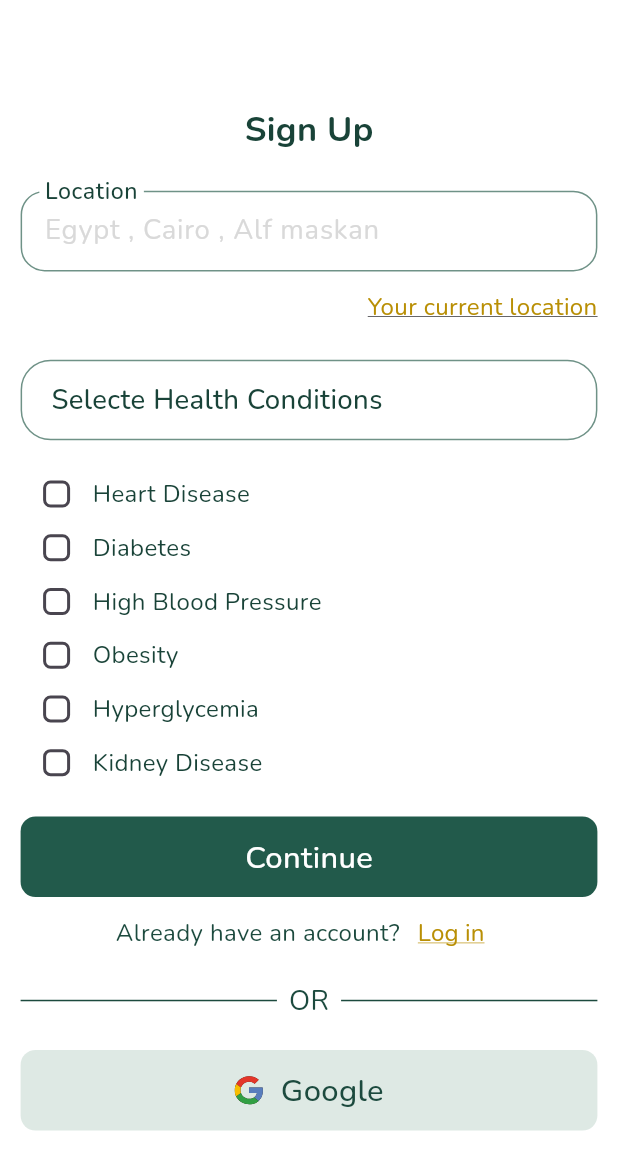
After one commit to Mariamibrahim88/GraceCycle, a Flutter app: the SignupContinueView screen opened by its route, on a phone screen of 412 x 824 dp. The commit adds this screen. Shown: the top 1170 px of the screen. Run offline on Flutter 3.47's test engine with Material 3 defaults, Android fonts, the phone set to English and light mode, and no system bars; our stand-ins replace bloc, flutter_bloc, flutter_screenutil, flutter_svg, google_fonts.

Commit message:
continue signup pages

```diff
--- a/lib/core/routes/app_routes.dart
+++ b/lib/core/routes/app_routes.dart
@@ -1,10 +1,11 @@
 import 'package:flutter/material.dart';
+import 'package:grace_cycle/features/Authentication/presentation/views/signup_continue_view.dart';
 import 'package:grace_cycle/features/Authentication/presentation/views/signup_view.dart';
 
 class Routes {
   static const String initialRoute = '/';
 
-  ///static const String login = '/signup';
+  static const String continueSignup = '/signupContinue';
   // static const String changLan = '/changLan';
 }
 
@@ -13,8 +14,8 @@ class AppRoutes {
     switch (settings.name) {
       case Routes.initialRoute:
         return MaterialPageRoute(builder: (_) => const SignupView());
-      // case Routes.login:
-      //   return MaterialPageRoute(builder: (_) => const LoginView());
+      case Routes.continueSignup:
+        return MaterialPageRoute(builder: (_) => const SignupContinueView());
       // case Routes.changLan:
       //   return MaterialPageRoute(builder: (_) => const ChangeLangScreen());
       default:
--- /dev/null
+++ b/lib/core/utils/app_navigate.dart
@@ -0,0 +1,11 @@
+import 'package:flutter/material.dart';
+
+void navigate(
+    {required BuildContext context, required String route, dynamic arg}) {
+  Navigator.pushNamed(context, route, arguments: arg);
+}
+
+void navigateReplacement(
+    {required BuildContext context, required String route, dynamic arg}) {
+  Navigator.pushReplacementNamed(context, route, arguments: arg);
+}
--- /dev/null
+++ b/lib/features/Authentication/presentation/manager/cubit/checkbox_cubit.dart
@@ -0,0 +1,16 @@
+import 'package:bloc/bloc.dart';
+import 'package:meta/meta.dart';
+
+part 'checkbox_state.dart';
+
+class CheckboxCubit extends Cubit<List<bool>> {
+  CheckboxCubit()
+      : super(
+            List.generate(6, (index) => false)); // 6 checkboxes, all unchecked
+
+  void toggleCheckbox(int index, bool value) {
+    final updatedState = List<bool>.from(state);
+    updatedState[index] = value;
+    emit(updatedState);
+  }
+}
--- /dev/null
+++ b/lib/features/Authentication/presentation/manager/cubit/checkbox_state.dart
@@ -0,0 +1,8 @@
+part of 'checkbox_cubit.dart';
+
+@immutable
+sealed class CheckboxState {}
+
+final class CheckboxInitial extends CheckboxState {}
+
+final class CheckboxChecked extends CheckboxState {}
--- /dev/null
+++ b/lib/features/Authentication/presentation/views/signup_continue_view.dart
@@ -0,0 +1,15 @@
+import 'package:flutter/material.dart';
+import 'package:grace_cycle/features/Authentication/presentation/views/widgets/signup_continue_body.dart';
+
+class SignupContinueView extends StatelessWidget {
+  const SignupContinueView({super.key});
+
+  @override
+  Widget build(BuildContext context) {
+    return const SafeArea(
+        child: Scaffold(
+      backgroundColor: Colors.white,
+      body: SignupContinueBody(),
+    ));
+  }
+}
--- a/lib/features/Authentication/presentation/views/widgets/custom_button.dart
+++ b/lib/features/Authentication/presentation/views/widgets/custom_button.dart
@@ -20,7 +20,9 @@ class CustomButton extends StatelessWidget {
 
   @override
   Widget build(BuildContext context) {
-    return Container(
+    return GestureDetector(
+      onTap: onPressed,
+      child: Container(
         width: 355.w,
         height: 45.h,
         decoration: BoxDecoration(
@@ -48,6 +50,7 @@ class CustomButton extends StatelessWidget {
             ),
           ],
         ),
+      ),
     );
   }
 }
--- /dev/null
+++ b/lib/features/Authentication/presentation/views/widgets/custom_checkbox.dart
@@ -0,0 +1,65 @@
+import 'package:flutter/material.dart';
+import 'package:flutter_bloc/flutter_bloc.dart';
+import 'package:flutter_screenutil/flutter_screenutil.dart';
+import 'package:google_fonts/google_fonts.dart';
+import 'package:grace_cycle/core/utils/app_colors.dart';
+import 'package:grace_cycle/features/Authentication/presentation/manager/cubit/checkbox_cubit.dart';
+
+class CustomCheckbox extends StatelessWidget {
+  const CustomCheckbox({super.key});
+
+  @override
+  Widget build(BuildContext context) {
+    final List<String> checkboxLabels = [
+      'Heart Disease',
+      'Diabetes',
+      'High Blood Pressure',
+      'Obesity',
+      'Hyperglycemia',
+      'Kidney Disease',
+    ];
+
+    return BlocProvider(
+      create: (context) => CheckboxCubit(),
+      child: BlocBuilder<CheckboxCubit, List<bool>>(
+        builder: (context, checkboxStates) {
+          return Column(
+              children: List.generate(checkboxLabels.length, (index) {
+            return Row(
+              children: [
+                SizedBox(
+                  height: 30.h,
+                  child: Checkbox(
+                    shape: RoundedRectangleBorder(
+                      borderRadius: BorderRadius.circular(5),
+                    ),
+                    value:
+                        checkboxStates[index], // State for the current checkbox
+                    onChanged: (value) {
+                      context.read<CheckboxCubit>().toggleCheckbox(
+                          index, value!); // Update the checkbox state
+                    },
+                    activeColor: checkboxStates[index]
+                        ? AppColors.yellow
+                        : Colors.grey, // Yellow if checked, grey if not
+                    checkColor: Colors.white,
+                  ),
+                ),
+                Expanded(
+                  child: Text(
+                    checkboxLabels[index],
+                    style: GoogleFonts.nunito(
+                      fontSize: 14.sp,
+                      fontWeight: FontWeight.w400,
+                      color: AppColors.greentit,
+                    ),
+                  ),
+                ),
+              ],
+            );
+          }));
+        },
+      ),
+    );
+  }
+}
--- /dev/null
+++ b/lib/features/Authentication/presentation/views/widgets/custom_selection_container.dart
@@ -0,0 +1,34 @@
+import 'package:flutter/material.dart';
+import 'package:flutter_screenutil/flutter_screenutil.dart';
+import 'package:google_fonts/google_fonts.dart';
+import 'package:grace_cycle/core/utils/app_colors.dart';
+
+class CustomSelectionContainer extends StatelessWidget {
+  const CustomSelectionContainer({super.key});
+
+  @override
+  Widget build(BuildContext context) {
+    return Container(
+      width: 355.w,
+      height: 45.h,
+      decoration: BoxDecoration(
+          border: Border.all(color: AppColors.greenBorder),
+          borderRadius: BorderRadius.circular(20)),
+      child: Padding(
+        padding: EdgeInsets.symmetric(horizontal: 10.w),
+        child: Row(
+          children: [
+            Padding(
+              padding: const EdgeInsets.all(8.0),
+              child: Text('Selecte Health Conditions',
+                  style: GoogleFonts.nunito(
+                      fontSize: 16.sp,
+                      fontWeight: FontWeight.w500,
+                      color: AppColors.greentit)),
+            ),
+          ],
+        ),
+      ),
+    );
+  }
+}
--- a/lib/features/Authentication/presentation/views/widgets/custom_text_form_field.dart
+++ b/lib/features/Authentication/presentation/views/widgets/custom_text_form_field.dart
@@ -7,7 +7,7 @@ class CustomTextFormField extends StatefulWidget {
   const CustomTextFormField({
     Key? key,
     required this.hintText,
-    required this.labelText,
+    this.labelText,
     this.onChanged,
     this.obscureText = true,
     this.icon,
@@ -15,7 +15,7 @@ class CustomTextFormField extends StatefulWidget {
   }) : super(key: key);
 
   final String hintText;
-  final String labelText;
+  final String? labelText;
   final Function(String)? onChanged;
   final bool obscureText;
   final IconData? icon;
@@ -44,6 +44,7 @@ class _CustomTextFormFieldState extends State<CustomTextFormField> {
         onChanged: widget.onChanged,
         obscureText: widget.obscureText && _obscureText,
         decoration: InputDecoration(
+          //contentPadding: EdgeInsets.only(left: 10.w),
           floatingLabelBehavior: FloatingLabelBehavior.always,
           labelStyle: GoogleFonts.nunito(
               fontSize: 18.sp,
--- /dev/null
+++ b/lib/features/Authentication/presentation/views/widgets/signup_continue_body.dart
@@ -0,0 +1,79 @@
+import 'package:flutter/material.dart';
+import 'package:flutter_screenutil/flutter_screenutil.dart';
+import 'package:google_fonts/google_fonts.dart';
+import 'package:grace_cycle/core/utils/app_colors.dart';
+import 'package:grace_cycle/core/utils/app_spacing.dart';
+import 'package:grace_cycle/features/Authentication/presentation/views/widgets/Question_text.dart';
+import 'package:grace_cycle/features/Authentication/presentation/views/widgets/custom_button.dart';
+import 'package:grace_cycle/features/Authentication/presentation/views/widgets/custom_checkbox.dart';
+import 'package:grace_cycle/features/Authentication/presentation/views/widgets/custom_selection_container.dart';
+import 'package:grace_cycle/features/Authentication/presentation/views/widgets/custom_text_form_field.dart';
+import 'package:grace_cycle/features/Authentication/presentation/views/widgets/or_section.dart';
+
+class SignupContinueBody extends StatelessWidget {
+  const SignupContinueBody({super.key});
+
+  @override
+  Widget build(BuildContext context) {
+    return Center(
+      child: Padding(
+        padding: EdgeInsets.symmetric(horizontal: 12.w, vertical: 10.h),
+        child: SingleChildScrollView(
+          child: Column(
+            children: [
+              Text(
+                'Sign Up',
+                style: GoogleFonts.nunito(
+                  fontSize: 20.sp,
+                  fontWeight: FontWeight.bold,
+                  color: AppColors.greentit,
+                ),
+              ),
+              verticalSpace(20),
+              CustomTextFormField(
+                labelText: 'Location',
+                hintText: 'Egypt , Cairo , Alf maskan',
+                onChanged: (value) {},
+                obscureText: false,
+              ),
+              verticalSpace(10),
+              Align(
+                alignment: Alignment.centerRight,
+                child: Text(
+                  'Your current location',
+                  style: GoogleFonts.nunito(
+                    fontSize: 14.sp,
+                    fontWeight: FontWeight.w400,
+                    decoration: TextDecoration.underline,
+                    color: AppColors.yellow,
+                  ),
+                ),
+              ),
+              verticalSpace(20),
+              const CustomSelectionContainer(),
+              verticalSpace(15),
+              const CustomCheckbox(),
+              verticalSpace(15),
+              CustomButton(
+                  text: 'Continue',
+                  onPressed: () {},
+                  textColor: Colors.white,
+                  color: AppColors.greenButt),
+              const QuestionText(
+                  text1: 'Already have an account?', text2: 'Log in'),
+              const OrSection(),
+              verticalSpace(10),
+              CustomButton(
+                text: 'Google',
+                onPressed: () {},
+                textColor: AppColors.greensubtit,
+                color: AppColors.secondgreenButt,
+                image: 'assets/images/google.svg',
+              )
+            ],
+          ),
+        ),
+      ),
+    );
+  }
+}
--- a/lib/features/Authentication/presentation/views/widgets/signup_view_body.dart
+++ b/lib/features/Authentication/presentation/views/widgets/signup_view_body.dart
@@ -1,7 +1,9 @@
 import 'package:flutter/material.dart';
 import 'package:flutter_screenutil/flutter_screenutil.dart';
 import 'package:google_fonts/google_fonts.dart';
+import 'package:grace_cycle/core/routes/app_routes.dart';
 import 'package:grace_cycle/core/utils/app_colors.dart';
+import 'package:grace_cycle/core/utils/app_navigate.dart';
 import 'package:grace_cycle/core/utils/app_spacing.dart';
 import 'package:grace_cycle/features/Authentication/presentation/views/widgets/Question_text.dart';
 import 'package:grace_cycle/features/Authentication/presentation/views/widgets/custom_button.dart';
@@ -70,7 +72,9 @@ class SignupViewBody extends StatelessWidget {
                 text: 'Continue',
                 textColor: Colors.white,
                 color: AppColors.greenButt,
-                onPressed: () {},
+                onPressed: () {
+                  navigate(context: context, route: Routes.continueSignup);
+                },
               ),
               verticalSpace(5),
               const QuestionText(
--- a/pubspec.yaml
+++ b/pubspec.yaml
@@ -31,6 +31,7 @@ dependencies:
   cupertino_icons: ^1.0.8
   flutter:
     sdk: flutter
+  flutter_bloc: ^8.1.6
   flutter_screenutil: ^5.9.3
   flutter_svg: ^2.0.16
   google_fonts: ^6.2.1
```
Also changed, not shown: pubspec.lock. Lines whose indentation alone changed are shown as unchanged.
